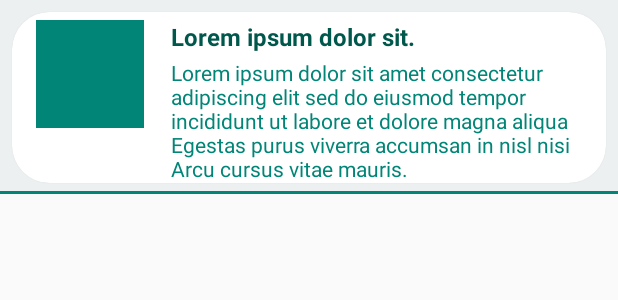
After one commit to Parsa-Mah/RealStateApp, an Android app: the layout location_row.xml on its own in the app's theme, with its tools: preview values and no code run, on a phone screen of 412 x 824 dp. The commit adds this screen. Shown: the top 300 px of the screen. Run offline under Robolectric (Android 15) with nearby library versions, the phone set to English and light mode, and no system bars.

Commit message:
main activity and show property created. recycler row created recyclerview is not working.

```diff
--- a/app/build.gradle
+++ b/app/build.gradle
@@ -17,6 +17,10 @@ android {
             proguardFiles getDefaultProguardFile('proguard-android-optimize.txt'), 'proguard-rules.pro'
         }
     }
+    compileOptions {
+        sourceCompatibility = '1.8'
+        targetCompatibility = '1.8'
+    }
 }
 
 dependencies {
@@ -26,4 +30,5 @@ dependencies {
     testImplementation 'junit:junit:4.12'
     androidTestImplementation 'androidx.test:runner:1.1.1'
     androidTestImplementation 'androidx.test.espresso:espresso-core:3.1.1'
+    implementation 'com.google.android.material:material:1.0.0'
 }
--- a/app/src/main/AndroidManifest.xml
+++ b/app/src/main/AndroidManifest.xml
@@ -9,6 +9,7 @@
         android:roundIcon="@mipmap/ic_launcher_round"
         android:supportsRtl="true"
         android:theme="@style/AppTheme">
+        <activity android:name=".ShowPropertyActivity"></activity>
         <activity android:name=".MainActivity">
             <intent-filter>
                 <action android:name="android.intent.action.MAIN" />
--- /dev/null
+++ b/app/src/main/res/layout/location_row.xml
@@ -0,0 +1,76 @@
+<?xml version="1.0" encoding="utf-8"?>
+<androidx.constraintlayout.widget.ConstraintLayout xmlns:android="http://schemas.android.com/apk/res/android"
+    xmlns:app="http://schemas.android.com/apk/res-auto"
+    xmlns:tools="http://schemas.android.com/tools"
+    android:layout_width="match_parent"
+    android:background="@color/primary_text"
+    android:layout_height="wrap_content">
+
+    <androidx.cardview.widget.CardView
+        android:id="@+id/cardView"
+        android:layout_width="match_parent"
+        android:layout_height="wrap_content"
+        android:layout_marginStart="8dp"
+        android:layout_marginTop="8dp"
+        android:layout_marginEnd="8dp"
+        android:layout_marginBottom="8dp"
+        app:cardCornerRadius="25dp"
+        app:layout_constraintEnd_toEndOf="parent"
+        app:layout_constraintStart_toStartOf="parent"
+        app:layout_constraintTop_toTopOf="parent">
+        <androidx.constraintlayout.widget.ConstraintLayout
+            android:layout_width="match_parent"
+            android:layout_height="match_parent">
+
+            <androidx.appcompat.widget.AppCompatTextView
+                android:id="@+id/tv_title"
+                style="@style/TitleStyle"
+                android:layout_width="0dp"
+                android:layout_height="wrap_content"
+                app:layout_constraintTop_toTopOf="@id/imgv_avatar"
+                app:layout_constraintStart_toEndOf="@id/imgv_avatar"
+                app:layout_constraintEnd_toEndOf="parent"
+                android:layout_marginStart="10dp"
+                android:minLines="1"
+                android:maxLines="3"
+                tools:text="Lorem ipsum dolor sit." />
+
+            <androidx.appcompat.widget.AppCompatTextView
+                android:id="@+id/tv_description"
+                style="@style/DescriptionStyle"
+                android:layout_width="0dp"
+                android:layout_height="wrap_content"
+                android:layout_marginTop="3dp"
+                app:layout_constraintStart_toStartOf="@id/tv_title"
+                app:layout_constraintEnd_toEndOf="parent"
+                app:layout_constraintTop_toBottomOf="@id/tv_title"
+                tools:text="Lorem ipsum dolor sit amet consectetur adipiscing elit sed do eiusmod tempor incididunt ut labore et dolore magna aliqua Egestas purus viverra accumsan in nisl nisi Arcu cursus vitae mauris." />
+            <androidx.appcompat.widget.AppCompatImageView
+                android:id="@+id/imgv_avatar"
+                android:layout_width="72dp"
+                android:layout_height="72dp"
+                android:layout_marginTop="5dp"
+                app:layout_constraintTop_toTopOf="parent"
+                app:layout_constraintStart_toStartOf="parent"
+                app:layout_constraintHorizontal_bias="0.05"
+                app:layout_constraintEnd_toEndOf="parent"
+                app:srcCompat="@color/colorPrimary"
+                />
+
+        </androidx.constraintlayout.widget.ConstraintLayout>
+
+
+
+    </androidx.cardview.widget.CardView>
+    <View
+        android:layout_width="match_parent"
+        android:layout_height="2dp"
+        android:background="@color/colorPrimary"
+        android:layout_marginTop="5dp"
+        app:layout_constraintTop_toBottomOf="@id/cardView"
+        app:layout_constraintBottom_toBottomOf="parent"
+        app:layout_constraintStart_toStartOf="parent"
+        app:layout_constraintEnd_toEndOf="parent"/>
+
+
+</androidx.constraintlayout.widget.ConstraintLayout>
--- a/app/src/main/res/values/colors.xml
+++ b/app/src/main/res/values/colors.xml
@@ -3,4 +3,5 @@
     <color name="colorPrimary">#008577</color>
     <color name="colorPrimaryDark">#00574B</color>
     <color name="colorAccent">#D81B60</color>
+    <color name="primary_text">#ECF0F1</color>
 </resources>
--- a/app/src/main/res/values/strings.xml
+++ b/app/src/main/res/values/strings.xml
@@ -1,3 +1,4 @@
 <resources>
     <string name="app_name">RealStateApp</string>
+    <string name="not_exist_location">Location List is Empty</string>
 </resources>
--- a/app/src/main/res/values/styles.xml
+++ b/app/src/main/res/values/styles.xml
@@ -7,5 +7,19 @@
         <item name="colorPrimaryDark">@color/colorPrimaryDark</item>
         <item name="colorAccent">@color/colorAccent</item>
     </style>
+    <style name="TitleStyle" parent="Widget.AppCompat.TextView.SpinnerItem">
+        <item name="android:textStyle">bold</item>
+        <item name="android:textColor">@color/colorPrimaryDark</item>
+        <item name="android:textSize">16sp</item>
+        <item name="android:minLines">1</item>
+        <item name="android:maxLines">3</item>
+    </style>
+    <style name="DescriptionStyle" parent="Widget.AppCompat.TextView.SpinnerItem">
+        <item name="android:textStyle">normal</item>
+        <item name="android:textColor">@color/colorPrimary</item>
+        <item name="android:textSize">14sp</item>
+        <item name="android:minLines">2</item>
+        <item name="android:maxLines">5</item>
+    </style>
 
 </resources>
```
Also changed, not shown: app/src/main/java/com/example/realstate/MainActivity.java (+36 -2 lines), app/src/main/java/com/example/realstate/ShowPropertyActivity.java (added, +14 -0 lines), app/src/main/java/com/example/realstate/adapters/LocationAdapter.java (added, +120 -0 lines), app/src/main/java/com/example/realstate/models/Location.java (added, +75 -0 lines), app/src/main/res/layout/activity_main.xml (+52 -5 lines), app/src/main/res/layout/activity_show_property.xml (added, +9 -0 lines), app/src/main/res/drawable/add.png (added).
